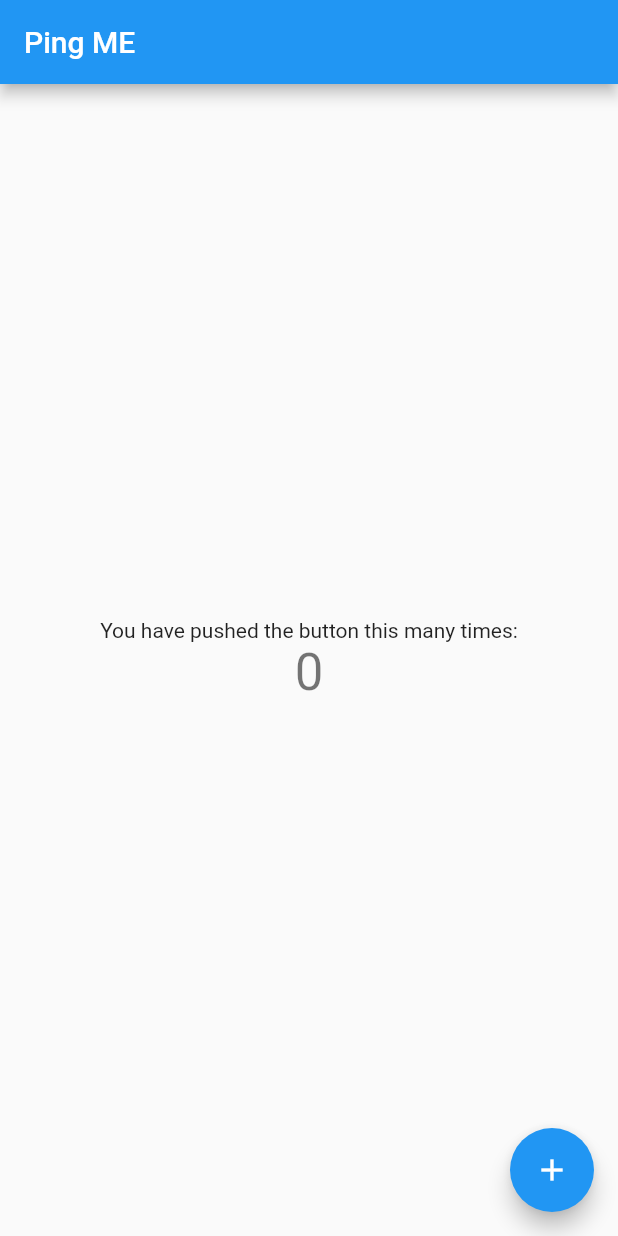
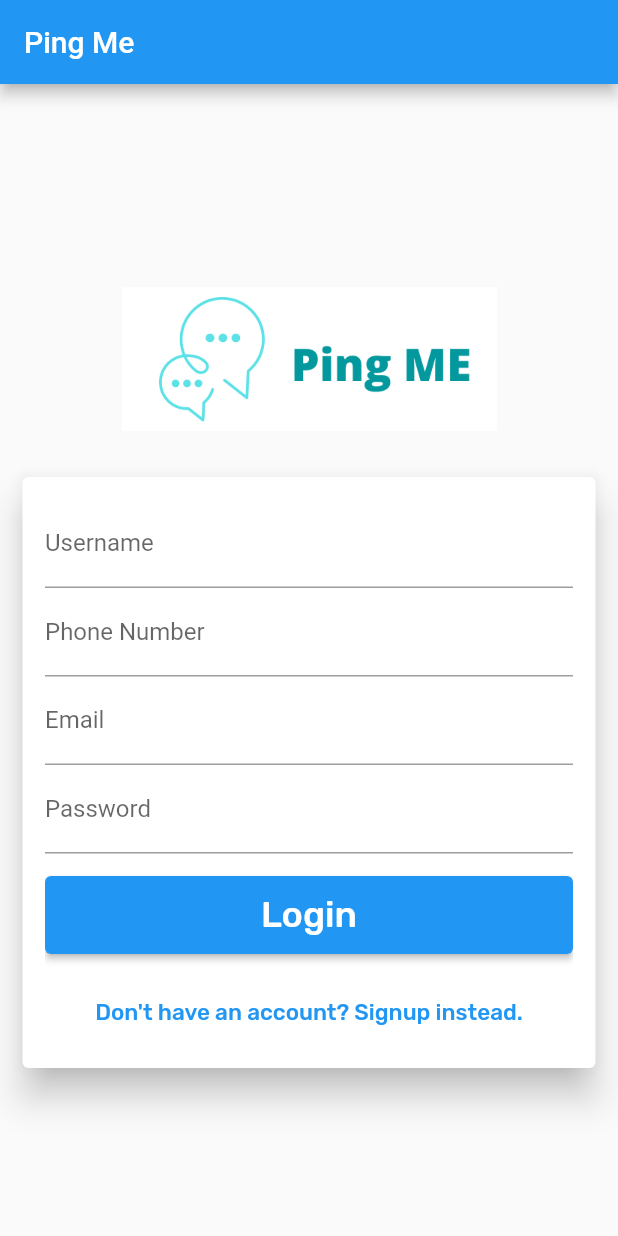
Before and after one commit to Tauqeer-Ahmed-99/ping_me_chat_app, a Flutter app: the screen it shows after launch, on a phone screen of 412 x 824 dp. Run offline on Flutter 3.47's test engine with Material 2 defaults, Android fonts, the phone set to English and light mode, and no system bars; our stand-ins replace google_fonts.

Commit message:
added : login screen

```diff
--- a/lib/main.dart
+++ b/lib/main.dart
@@ -1,3 +1,4 @@
+import 'package:chat_app/screens/login_screens.dart';
 import 'package:flutter/material.dart';
 
 void main() {
@@ -11,7 +12,7 @@ class MyApp extends StatelessWidget {
   @override
   Widget build(BuildContext context) {
     return MaterialApp(
-      title: 'Flutter Demo',
+      title: 'Ping ME',
       theme: ThemeData(
         // This is the theme of your application.
         //
@@ -24,92 +25,7 @@ class MyApp extends StatelessWidget {
         // is not restarted.
         primarySwatch: Colors.blue,
       ),
-      home: const MyHomePage(title: 'Ping ME'),
+      home: const LoginScreen(),
     );
   }
 }
-
-class MyHomePage extends StatefulWidget {
-  const MyHomePage({Key? key, required this.title}) : super(key: key);
-
-  // This widget is the home page of your application. It is stateful, meaning
-  // that it has a State object (defined below) that contains fields that affect
-  // how it looks.
-
-  // This class is the configuration for the state. It holds the values (in this
-  // case the title) provided by the parent (in this case the App widget) and
-  // used by the build method of the State. Fields in a Widget subclass are
-  // always marked "final".
-
-  final String title;
-
-  @override
-  State<MyHomePage> createState() => _MyHomePageState();
-}
-
-class _MyHomePageState extends State<MyHomePage> {
-  int _counter = 0;
-
-  void _incrementCounter() {
-    setState(() {
-      // This call to setState tells the Flutter framework that something has
-      // changed in this State, which causes it to rerun the build method below
-      // so that the display can reflect the updated values. If we changed
-      // _counter without calling setState(), then the build method would not be
-      // called again, and so nothing would appear to happen.
-      _counter++;
-    });
-  }
-
-  @override
-  Widget build(BuildContext context) {
-    // This method is rerun every time setState is called, for instance as done
-    // by the _incrementCounter method above.
-    //
-    // The Flutter framework has been optimized to make rerunning build methods
-    // fast, so that you can just rebuild anything that needs updating rather
-    // than having to individually change instances of widgets.
-    return Scaffold(
-      appBar: AppBar(
-        // Here we take the value from the MyHomePage object that was created by
-        // the App.build method, and use it to set our appbar title.
-        title: Text(widget.title),
-      ),
-      body: Center(
-        // Center is a layout widget. It takes a single child and positions it
-        // in the middle of the parent.
-        child: Column(
-          // Column is also a layout widget. It takes a list of children and
-          // arranges them vertically. By default, it sizes itself to fit its
-          // children horizontally, and tries to be as tall as its parent.
-          //
-          // Invoke "debug painting" (press "p" in the console, choose the
-          // "Toggle Debug Paint" action from the Flutter Inspector in Android
-          // Studio, or the "Toggle Debug Paint" command in Visual Studio Code)
-          // to see the wireframe for each widget.
-          //
-          // Column has various properties to control how it sizes itself and
-          // how it positions its children. Here we use mainAxisAlignment to
-          // center the children vertically; the main axis here is the vertical
-          // axis because Columns are vertical (the cross axis would be
-          // horizontal).
-          mainAxisAlignment: MainAxisAlignment.center,
-          children: <Widget>[
-            const Text(
-              'You have pushed the button this many times:',
-            ),
-            Text(
-              '$_counter',
-              style: Theme.of(context).textTheme.headline4,
-            ),
-          ],
-        ),
-      ),
-      floatingActionButton: FloatingActionButton(
-        onPressed: _incrementCounter,
-        tooltip: 'Increment',
-        child: const Icon(Icons.add),
-      ), // This trailing comma makes auto-formatting nicer for build methods.
-    );
-  }
-}
--- /dev/null
+++ b/lib/screens/login_screens.dart
@@ -0,0 +1,35 @@
+import 'package:flutter/material.dart';
+
+import 'package:chat_app/widgets/login_form.dart';
+
+class LoginScreen extends StatelessWidget {
+  const LoginScreen({Key? key}) : super(key: key);
+
+  @override
+  Widget build(BuildContext context) {
+    return Scaffold(
+      appBar: AppBar(
+        title: const Text(
+          "Ping Me",
+        ),
+      ),
+      body: Center(
+        child: SingleChildScrollView(
+          child: Column(
+            children: [
+              SizedBox(
+                height: 150,
+                width: 250,
+                child: Image.asset("assets/Ping-ME.png"),
+              ),
+              const Card(
+                elevation: 10,
+                child: LoginForm(),
+              ),
+            ],
+          ),
+        ),
+      ),
+    );
+  }
+}
--- /dev/null
+++ b/lib/widgets/login_form.dart
@@ -0,0 +1,241 @@
+import 'package:flutter/material.dart';
+import 'package:google_fonts/google_fonts.dart';
+
+class LoginForm extends StatefulWidget {
+  const LoginForm({Key? key}) : super(key: key);
+
+  @override
+  State<LoginForm> createState() => _LoginFormState();
+}
+
+class _LoginFormState extends State<LoginForm> {
+  var isLoggingIn = true;
+  var isValid = true;
+
+  final _form = GlobalKey<FormState>();
+
+  String? userName = "";
+  String? phoneNumber = "";
+  String? email = "";
+  String? password = "";
+
+  void _saveForm() {
+    var _isvalid = _form.currentState?.validate();
+    if (_isvalid == null || _isvalid == false) {
+      setState(() {
+        isValid = false;
+      });
+      return;
+    }
+    _form.currentState?.save();
+  }
+
+  bool isEmailValid(String? email) {
+    return email!.contains(RegExp(
+        r"^[a-zA-Z0-9.a-zA-Z0-9.!#$%&'*+-/=?^_`{|}~]+@[a-zA-Z0-9]+\.[a-zA-Z]+"));
+  }
+
+  double height(mediaQuery) {
+    if (isLoggingIn) {
+      if (isValid) {
+        return mediaQuery.size.height - 430;
+      } else {
+        return mediaQuery.size.height - 300;
+      }
+    } else {
+      if (isValid) {
+        return mediaQuery.size.height - 300;
+      } else {
+        return mediaQuery.size.height - 250;
+      }
+    }
+  }
+
+  void _submitForm() {
+    _saveForm();
+    print(userName);
+    print(phoneNumber);
+    print(email);
+    print(password);
+  }
+
+  final _userNameNode = FocusNode();
+  final _phoneNumberNode = FocusNode();
+  final _emailNode = FocusNode();
+  final _passwordNode = FocusNode();
+  final _cnfPasswordNode = FocusNode();
+
+  var passwordForCnf = "";
+
+  @override
+  Widget build(BuildContext context) {
+    final mediaQuery = MediaQuery.of(context);
+
+    return Container(
+      padding: const EdgeInsets.all(15),
+      width: mediaQuery.size.width - 30,
+      height: isLoggingIn
+          ? isValid
+              ? mediaQuery.size.height - 430
+              : mediaQuery.size.height - 330
+          : isValid
+              ? mediaQuery.size.height - 360
+              : mediaQuery.size.height - 265,
+      child: Form(
+        key: _form,
+        child: ListView(
+          children: <Widget>[
+            TextFormField(
+              decoration: const InputDecoration(
+                labelText: "Username",
+              ),
+              maxLines: 1,
+              keyboardType: TextInputType.text,
+              focusNode: _userNameNode,
+              onFieldSubmitted: (_) {
+                FocusScope.of(context).requestFocus(_phoneNumberNode);
+              },
+              validator: (userName) {
+                if (userName == "") {
+                  return "Please enter a valid username.";
+                } else {
+                  return null;
+                }
+              },
+              onChanged: (_userName) {
+                userName = _userName;
+              },
+              onSaved: (_userName) {
+                userName = _userName;
+              },
+            ),
+            TextFormField(
+              decoration: const InputDecoration(
+                labelText: "Phone Number",
+              ),
+              maxLines: 1,
+              keyboardType: TextInputType.number,
+              focusNode: _phoneNumberNode,
+              onFieldSubmitted: (_) {
+                FocusScope.of(context).requestFocus(_emailNode);
+              },
+              validator: (phoneNumber) {
+                if (phoneNumber == "") {
+                  return "Please enter a valid username.";
+                } else {
+                  return null;
+                }
+              },
+              onChanged: (_phoneNumber) {
+                userName = _phoneNumber;
+              },
+              onSaved: (_phoneNumber) {
+                userName = _phoneNumber;
+              },
+            ),
+            TextFormField(
+              decoration: const InputDecoration(
+                labelText: "Email",
+              ),
+              maxLines: 1,
+              keyboardType: TextInputType.emailAddress,
+              focusNode: _emailNode,
+              onFieldSubmitted: (_) {
+                FocusScope.of(context).requestFocus(_passwordNode);
+              },
+              validator: (email) {
+                if (email == "" || !isEmailValid(email)) {
+                  return "Invalid Email";
+                } else {
+                  return null;
+                }
+              },
+              onChanged: (_email) {
+                email = _email;
+              },
+              onSaved: (_email) {
+                email = _email;
+              },
+            ),
+            TextFormField(
+              decoration: const InputDecoration(labelText: "Password"),
+              maxLines: 1,
+              keyboardType: TextInputType.visiblePassword,
+              focusNode: _passwordNode,
+              onFieldSubmitted: (_) {
+                FocusScope.of(context).requestFocus(_cnfPasswordNode);
+              },
+              validator: (password) {
+                if (password!.length < 8) {
+                  return "Password must have 8 characters.";
+                } else {
+                  passwordForCnf = password;
+                  return null;
+                }
+              },
+              onChanged: (_password) {
+                password = _password;
+              },
+              onSaved: (_password) {
+                password = _password;
+              },
+            ),
+            if (!isLoggingIn)
+              TextFormField(
+                decoration:
+                    const InputDecoration(labelText: "Confirm Password"),
+                maxLines: 1,
+                keyboardType: TextInputType.emailAddress,
+                focusNode: _cnfPasswordNode,
+                onFieldSubmitted: (_) {
+                  _saveForm();
+                },
+                validator: (cnfPassword) {
+                  if (cnfPassword != passwordForCnf) {
+                    return "Passwords do not match.";
+                  } else if (cnfPassword == "") {
+                    return "Please Re-enter your password.";
+                  } else {
+                    return null;
+                  }
+                },
+              ),
+            const SizedBox(
+              height: 15,
+            ),
+            ElevatedButton(
+              child: Padding(
+                padding:
+                    const EdgeInsets.symmetric(vertical: 12, horizontal: 20),
+                child: Text(
+                  isLoggingIn ? "Login" : "Signup",
+                  style: GoogleFonts.rubik(fontSize: 24),
+                ),
+              ),
+              onPressed: _submitForm,
+            ),
+            const SizedBox(
+              height: 15,
+            ),
+            TextButton(
+              child: Padding(
+                padding: const EdgeInsets.symmetric(vertical: 5, horizontal: 8),
+                child: Text(
+                  isLoggingIn
+                      ? "Don't have an account? Signup instead."
+                      : "Already have an account? Login instead.",
+                  style: GoogleFonts.rubik(fontSize: 15),
+                ),
+              ),
+              onPressed: () {
+                setState(() {
+                  isLoggingIn = !isLoggingIn;
+                });
+              },
+            )
+          ],
+        ),
+      ),
+    );
+  }
+}
--- a/pubspec.yaml
+++ b/pubspec.yaml
@@ -34,6 +34,7 @@ dependencies:
   # The following adds the Cupertino Icons font to your application.
   # Use with the CupertinoIcons class for iOS style icons.
   cupertino_icons: ^1.0.2
+  google_fonts: ^2.3.1
 
 dev_dependencies:
   flutter_test:
@@ -58,8 +59,9 @@ flutter:
   uses-material-design: true
 
   # To add assets to your application, add an assets section, like this:
-  # assets:
-  #   - images/a_dot_burr.jpeg
+  assets:
+    - assets/gif/Ping-ME.gif
+    - assets/Ping-ME.png
   #   - images/a_dot_ham.jpeg
 
   # An image asset can refer to one or more resolution-specific "variants", see
```
Also changed, not shown: assets/Ping-ME.png (added), assets/gif/Ping-ME.gif (added), pubspec.lock.
